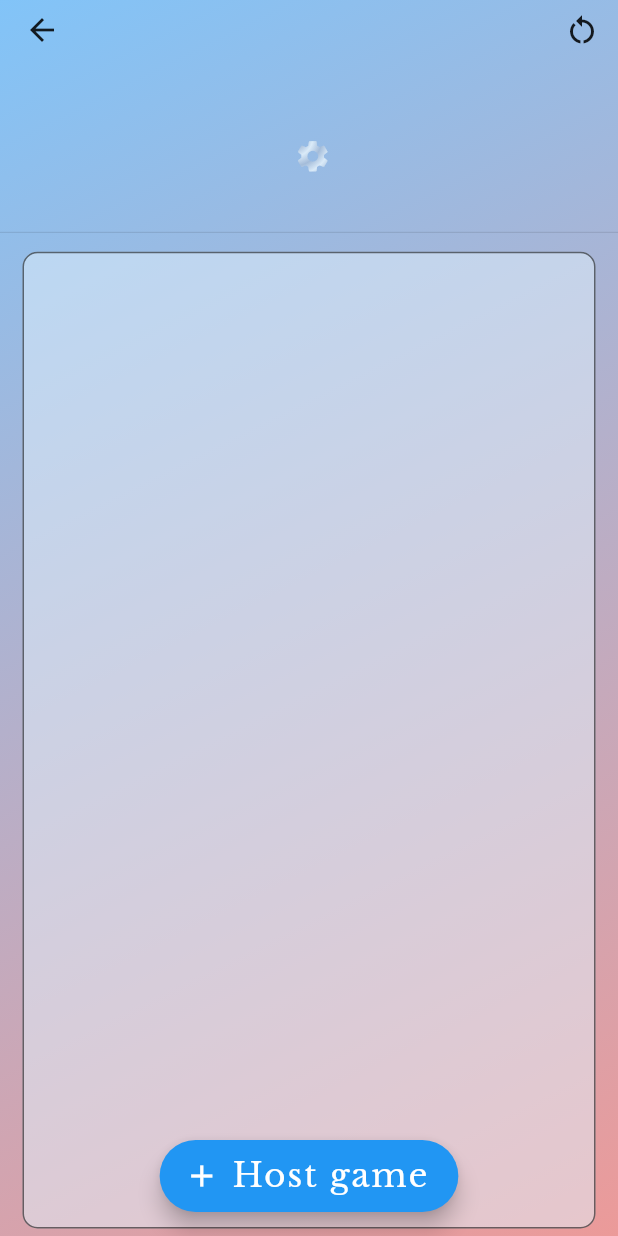
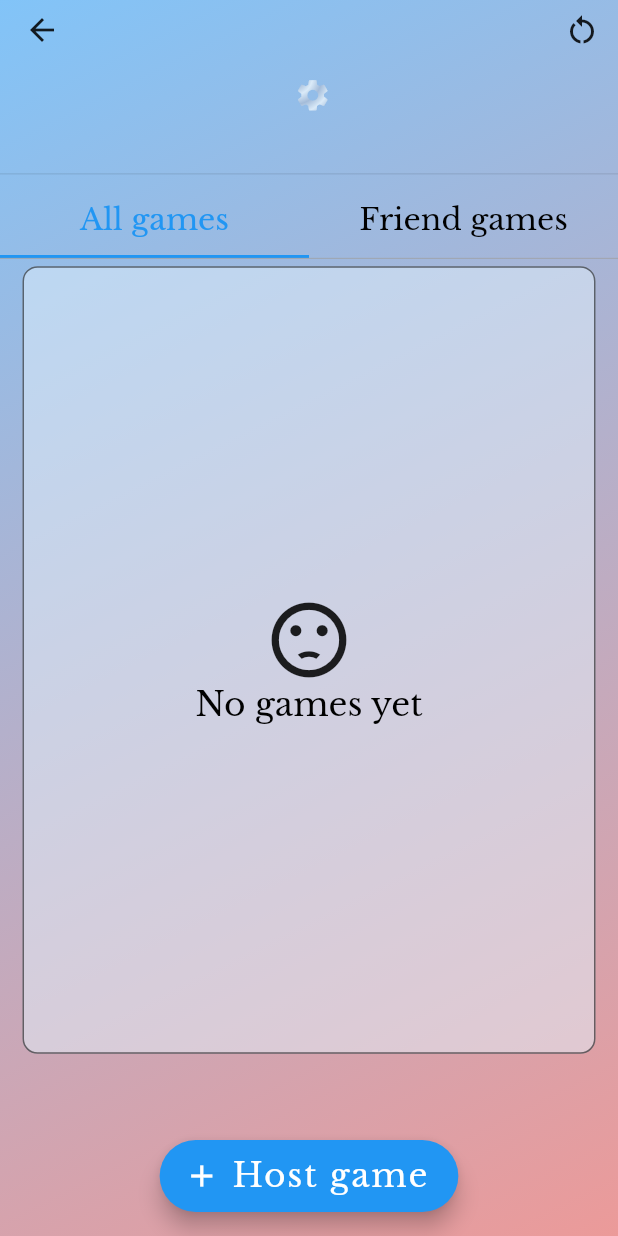
Before and after one commit to JCFowler/tic_tac_advanced, a Flutter app: the OnlineScreen screen opened by its route, on a phone screen of 412 x 824 dp. Run offline on Flutter 3.47's test engine with Material 2 defaults, Android fonts, the phone set to English and light mode, and no system bars; drawn by our look-alikes of animated_text_kit, flutter_speed_dial; our stand-ins replace cloud_firestore, firebase_auth, firebase_core, flutter_spinkit, page_transition; accounts and stored records are empty; generated files the repository leaves out were written again; Roboto replaces fonts that are missing (Horizon).

Commit message:
Updated UI. Started with friend list ui.

```diff
--- a/lib/main.dart
+++ b/lib/main.dart
@@ -97,7 +97,7 @@ class MyApp extends StatelessWidget {
               case SettingsScreen.routeName:
                 return _fadeTransition(const SettingsScreen());
               case OnlineScreen.routeName:
-                return _fadeTransition(const OnlineScreen());
+                return _fadeTransition(OnlineScreen());
               case 'test':
                 return _fadeTransition(TestScreen());
               default:
--- a/lib/screens/online_screen.dart
+++ b/lib/screens/online_screen.dart
@@ -17,18 +17,23 @@ import 'game_screen.dart';
 class OnlineScreen extends StatelessWidget {
   static const routeName = '/online';
 
-  const OnlineScreen({Key? key}) : super(key: key);
+  OnlineScreen({Key? key}) : super(key: key);
+
+  final _fireService = FireService();
 
   Widget _usernameHeader(BuildContext context, UserProvider userProvider) {
     return GestureDetector(
       onTapUp: (_) async {
-        final newUsername = await showCustomDialog(context);
+        final newUsername = await showCustomDialog(
+          context,
+          fireService: _fireService,
+        );
         if (newUsername != null) {
           userProvider.updateUsername(newUsername);
         }
       },
       child: Padding(
-        padding: const EdgeInsets.all(8.0),
+        padding: const EdgeInsets.only(bottom: 10),
         child: Center(
           child: Stack(
             alignment: AlignmentDirectional.topStart,
@@ -64,44 +69,12 @@ class OnlineScreen extends StatelessWidget {
     );
   }
 
-  @override
-  Widget build(BuildContext context) {
-    final _gameProvider = Provider.of<GameProvider>(context);
-    final _fireService = FireService();
-    final _deviceSize = MediaQuery.of(context).size;
-
-    return Scaffold(
-      appBar: const GameAppBar(),
-      extendBodyBehindAppBar: true,
-      body: BackgroundGradient(
-        child: Padding(
-          padding: EdgeInsets.only(top: _deviceSize.height * 0.12),
-          child: Consumer<UserProvider>(
-            builder: (ctx, userProvider, _) => Column(
-              children: [
-                _usernameHeader(context, userProvider),
-                const Divider(),
-                Expanded(
-                  child: Container(
-                    margin: const EdgeInsets.symmetric(
-                      horizontal: 15,
-                      vertical: 5,
-                    ),
-                    decoration: BoxDecoration(
-                      color: Theme.of(context)
-                          .scaffoldBackgroundColor
-                          .withOpacity(0.5),
-                      borderRadius: const BorderRadius.all(Radius.circular(10)),
-                      border: Border.all(
-                        color: Colors.black54,
-                      ),
-                    ),
-                    child: StreamBuilder(
+  Widget _gameStream(BuildContext context, GameProvider gameProvider,
+      UserProvider userProvider) {
+    return StreamBuilder(
       stream: _fireService.openGamesStream(userProvider.uid),
-                      builder:
-                          (ctx, AsyncSnapshot<List<GameModel>> streamSnapshot) {
-                        if (streamSnapshot.connectionState ==
-                            ConnectionState.waiting) {
+      builder: (ctx, AsyncSnapshot<List<GameModel>> streamSnapshot) {
+        if (streamSnapshot.connectionState == ConnectionState.waiting) {
           return const Center(
             child: CircularProgressIndicator(),
           );
@@ -110,14 +83,31 @@ class OnlineScreen extends StatelessWidget {
         return MediaQuery.removePadding(
           context: context,
           removeTop: true,
-                          child: ListView.builder(
+          child: games.isEmpty
+              ? Column(
+                  mainAxisAlignment: MainAxisAlignment.center,
+                  children: const [
+                    Icon(
+                      Icons.sentiment_dissatisfied,
+                      size: 60,
+                    ),
+                    Text(
+                      'No games yet',
+                      style: TextStyle(
+                        fontSize: 22,
+                        color: Colors.black,
+                      ),
+                    ),
+                  ],
+                )
+              : ListView.builder(
                   itemCount: games.length,
                   itemBuilder: (ctx, index) => ListTile(
                     title: Text(
                       games[index].hostPlayer,
                     ),
-                              subtitle: Text(DateFormat('h:mm a')
-                                  .format(games[index].created)),
+                    subtitle:
+                        Text(DateFormat('h:mm a').format(games[index].created)),
                     trailing: ElevatedButton(
                       onPressed: () {
                         showLoadingDialog(context, 'Joining game...');
@@ -128,15 +118,14 @@ class OnlineScreen extends StatelessWidget {
                           userProvider.username,
                         )
                             .then((value) {
-                                    _gameProvider.setGameDoc(games[index].id);
-                                    _gameProvider.setStartingPlayer(
+                          gameProvider.setGameDoc(games[index].id);
+                          gameProvider.setStartingPlayer(
                             games[index].hostPlayerGoesFirst
                                 ? Player.Player2
                                 : Player.Player1,
                           );
                           Navigator.of(context).pop();
-                                    Navigator.of(context)
-                                        .pushNamed(GameScreen.routeName);
+                          Navigator.of(context).pushNamed(GameScreen.routeName);
                         }).catchError((error) {
                           Navigator.of(context).pop();
                           ScaffoldMessenger.of(context)
@@ -155,16 +144,11 @@ class OnlineScreen extends StatelessWidget {
                 ),
         );
       },
-                    ),
-                  ),
-                ),
-              ],
-            ),
-          ),
-        ),
-      ),
-      floatingActionButtonLocation: FloatingActionButtonLocation.centerFloat,
-      floatingActionButton: Consumer<UserProvider>(
+    );
+  }
+
+  Widget _fab(BuildContext context, GameProvider gameProvider) {
+    return Consumer<UserProvider>(
       builder: (ctx, userProvider, _) => SpeedDial(
         label: const Text(
           'Host game',
@@ -195,14 +179,14 @@ class OnlineScreen extends StatelessWidget {
                   .createHostGame(userProvider.uid, userProvider.username)
                   .then(
                 (doc) {
-                    _gameProvider.setGameDoc(doc.id);
+                  gameProvider.setGameDoc(doc.id);
                   _fireService
                       .gameMatchStream(doc.id)
                       .firstWhere((gameModel) =>
                           gameModel != null && gameModel.addedPlayer != null)
                       .then(
                     (gameModel) {
-                        _gameProvider.setStartingPlayer(
+                      gameProvider.setStartingPlayer(
                         gameModel!.hostPlayerGoesFirst
                             ? Player.Player1
                             : Player.Player2,
@@ -222,10 +206,105 @@ class OnlineScreen extends StatelessWidget {
             ),
             backgroundColor: Theme.of(context).primaryColor,
             child: const Icon(Icons.person, color: Colors.white),
+            onTap: () {
+              print('Go!');
+              showFriendsDialog(context, true);
+              // openDialogBoxShrink(context);
+            },
+          ),
+        ],
+      ),
+    );
+  }
+
+  Widget _allTab(BuildContext context, gameProvider, userProvider) {
+    return Container(
+      margin: const EdgeInsets.symmetric(
+        horizontal: 15,
+        vertical: 5,
+      ),
+      decoration: BoxDecoration(
+        color: Theme.of(context).scaffoldBackgroundColor.withOpacity(0.5),
+        borderRadius: const BorderRadius.all(Radius.circular(10)),
+        border: Border.all(
+          color: Colors.black54,
+        ),
+      ),
+      child: _gameStream(context, gameProvider, userProvider),
+    );
+  }
+
+  Widget _friendTab(BuildContext context, gameProvider, userProvider) {
+    return Container(
+      margin: const EdgeInsets.symmetric(
+        horizontal: 15,
+        vertical: 5,
+      ),
+      decoration: BoxDecoration(
+        color: Theme.of(context).scaffoldBackgroundColor.withOpacity(0.5),
+        borderRadius: const BorderRadius.all(Radius.circular(10)),
+        border: Border.all(
+          color: Colors.black54,
+        ),
+      ),
+      child: _gameStream(context, gameProvider, userProvider),
+    );
+  }
+
+  @override
+  Widget build(BuildContext context) {
+    final _gameProvider = Provider.of<GameProvider>(context);
+    final _deviceSize = MediaQuery.of(context).size;
+
+    return Scaffold(
+      appBar: const GameAppBar(),
+      extendBodyBehindAppBar: true,
+      body: BackgroundGradient(
+        child: Padding(
+          padding: EdgeInsets.only(top: _deviceSize.height * 0.08),
+          child: Consumer<UserProvider>(
+            builder: (ctx, userProvider, _) => Column(
+              children: [
+                _usernameHeader(context, userProvider),
+                const Divider(),
+                DefaultTabController(
+                  length: 2,
+                  child: Column(
+                    crossAxisAlignment: CrossAxisAlignment.stretch,
+                    children: [
+                      TabBar(
+                        labelStyle: const TextStyle(fontSize: 20),
+                        labelColor: Theme.of(context).primaryColor,
+                        unselectedLabelColor: Colors.black,
+                        tabs: const [
+                          FittedBox(child: Tab(text: 'All games')),
+                          FittedBox(child: Tab(text: 'Friend games')),
+                        ],
+                      ),
+                      Container(
+                        height: _deviceSize.height * 0.65,
+                        decoration: const BoxDecoration(
+                          border: Border(
+                            top: BorderSide(color: Colors.grey, width: 0.5),
+                          ),
+                        ),
+                        child: TabBarView(
+                          children: [
+                            _allTab(context, _gameProvider, userProvider),
+                            _friendTab(context, _gameProvider, userProvider),
+                          ],
+                        ),
+                      )
+                    ],
+                  ),
                 ),
               ],
             ),
           ),
+        ),
+      ),
+      floatingActionButtonLocation: FloatingActionButtonLocation.centerFloat,
+      floatingActionButton: _fab(context, _gameProvider),
     );
   }
 }
--- a/lib/services/fire_service.dart
+++ b/lib/services/fire_service.dart
@@ -41,7 +41,7 @@ class FireService {
   Future<bool> doesUsernameExist(String username) async {
     final result = await _firestore
         .collection(usersCol)
-        .where('name', isEqualTo: username)
+        .where('username', isEqualTo: username)
         .limit(1)
         .get();
 
```
Also changed, not shown: lib/helpers/custom_dialog.dart (+100 -9 lines). Lines whose indentation alone changed are shown as unchanged.
